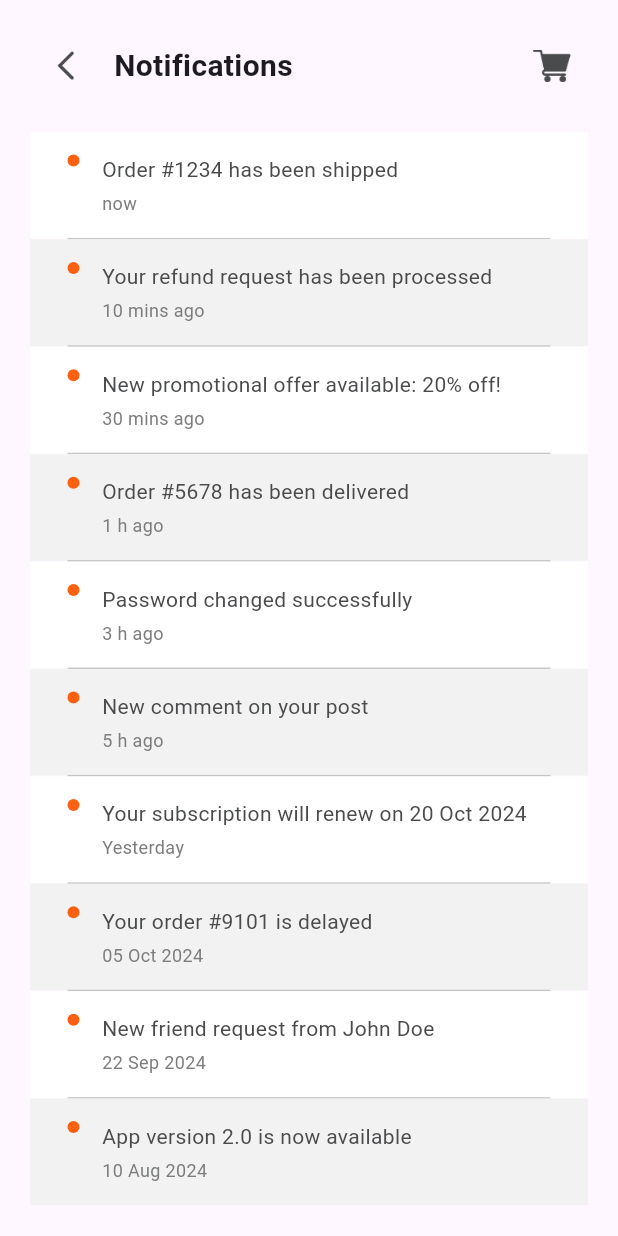
After one commit to asm2212/jegoli, a Flutter app: the NotificationsScreen screen opened directly, on a phone screen of 412 x 824 dp. The commit adds this screen. Run offline on Flutter 3.47's test engine with Material 3 defaults, Android fonts, the phone set to English and light mode, and no system bars; our stand-ins replace flutter_rating_bar, image_picker; missing offline and left inert: otp_pin_field; Roboto replaces fonts that are missing (Metropolis).

Commit message:
update NotificationsScreen with diverse notifications, improved UI, and better time format

```diff
--- a/lib/screens/more/more_screen.dart
+++ b/lib/screens/more/more_screen.dart
@@ -1,6 +1,8 @@
 import 'package:flutter/material.dart';
 import 'package:jegoli/common/color_extension.dart';
+import 'package:jegoli/screens/more/notificationsscreen.dart';
 import 'package:jegoli/screens/more/payment_details_screen.dart';
+import 'package:jegoli/screens/more/placeholder_screen.dart';
 
 
 class MoreScreen extends StatefulWidget {
@@ -24,14 +26,14 @@ class _MoreScreenState extends State<MoreScreen> {
       "name": "My Orders",
       "image": "assets/images/more_my_order.png",
       "base": 0,
-      // "screen": const MyOrdersScreen(), // Define this screen
+    "screen": const PlaceholderScreen(),// Define this screen
     },
     {
       "index": "3",
       "name": "Notifications",
       "image": "assets/images/more_notification.png",
       "base": 15,
-      // "screen": const NotificationsScreen(), // Define this screen
+      "screen": const NotificationsScreen(), // Define this screen
     },
     {
       "index": "4",
--- /dev/null
+++ b/lib/screens/more/notificationsscreen.dart
@@ -0,0 +1,135 @@
+import 'package:flutter/material.dart';
+import 'package:jegoli/common/color_extension.dart';
+
+class NotificationsScreen extends StatefulWidget {
+  const NotificationsScreen({super.key});
+
+  @override
+  State<NotificationsScreen> createState() => _NotificationsScreenState();
+}
+
+class _NotificationsScreenState extends State<NotificationsScreen> {
+  List notificationArr = [
+ {"title": "Order #1234 has been shipped", "time": "now"},
+  {"title": "Your refund request has been processed", "time": "10 mins ago"},
+  {"title": "New promotional offer available: 20% off!", "time": "30 mins ago"},
+  {"title": "Order #5678 has been delivered", "time": "1 h ago"},
+  {"title": "Password changed successfully", "time": "3 h ago"},
+  {"title": "New comment on your post", "time": "5 h ago"},
+  {"title": "Your subscription will renew on 20 Oct 2024", "time": "Yesterday"},
+  {"title": "Your order #9101 is delayed", "time": "05 Oct 2024"},
+  {"title": "New friend request from John Doe", "time": "22 Sep 2024"},
+  {"title": "App version 2.0 is now available", "time": "10 Aug 2024"},
+  ];
+
+  @override
+  Widget build(BuildContext context) {
+    return Scaffold(
+      body: Padding(
+        padding: const EdgeInsets.symmetric(vertical: 20, horizontal: 20),
+        child: Column(
+          crossAxisAlignment: CrossAxisAlignment.start,
+          children: [
+            Row(
+              children: [
+                IconButton(
+                  onPressed: () {
+                    Navigator.pop(context);
+                  },
+                  icon: Image.asset(
+                    "assets/images/btn_back.png",
+                    width: 20,
+                    height: 20,
+                  ),
+                ),
+                const SizedBox(width: 8),
+                const Expanded(
+                  child: Text(
+                    "Notifications",
+                    style: TextStyle(
+                      fontSize: 20,
+                      fontWeight: FontWeight.bold,
+                    ),
+                    overflow: TextOverflow.ellipsis,
+                  ),
+                ),
+                IconButton(
+                  onPressed: () {
+                    // Implement shopping cart functionality
+                  },
+                  icon: Image.asset(
+                    "assets/images/shopping_cart.png",
+                    width: 25,
+                    height: 25,
+                  ),
+                ),
+              ],
+            ),
+            const SizedBox(height: 20),
+            Expanded(
+              child: ListView.separated(
+                itemCount: notificationArr.length,
+                separatorBuilder: (context, index) => Divider(
+                  endIndent: 25,
+                  indent: 25,
+                  color: ColorExtension.secondaryText.withOpacity(0.4),
+                  height: 0.6,
+                ),
+                itemBuilder: ((context, index) {
+                  var cObj = notificationArr[index] as Map? ?? {};
+                  return Container(
+                    decoration: BoxDecoration(
+                      color: index % 2 == 0
+                          ? ColorExtension.white
+                          : ColorExtension.textfield,
+                    ),
+                    padding:
+                        const EdgeInsets.symmetric(vertical: 15, horizontal: 25),
+                    child: Row(
+                      crossAxisAlignment: CrossAxisAlignment.start,
+                      children: [
+                        Container(
+                          width: 8,
+                          height: 8,
+                          decoration: BoxDecoration(
+                            borderRadius: BorderRadius.circular(4),
+                            color: ColorExtension.primary,
+                          ),
+                        ),
+                        const SizedBox(width: 15),
+                        Expanded(
+                          child: Column(
+                            crossAxisAlignment: CrossAxisAlignment.start,
+                            children: [
+                              Text(
+                                cObj['title'] ?? '',
+                                style: TextStyle(
+                                  color: ColorExtension.primaryText,
+                                  fontSize: 14,
+                                  fontWeight: FontWeight.w400,
+                                ),
+                              ),
+                              const SizedBox(height: 4),
+                              Text(
+                                cObj['time'] ?? '',
+                                style: TextStyle(
+                                  color: ColorExtension.secondaryText,
+                                  fontSize: 12,
+                                  fontWeight: FontWeight.w400,
+                                ),
+                              ),
+                            ],
+                          ),
+                        ),
+                      ],
+                    ),
+                  );
+                }),
+              ),
+            ),
+          ],
+        ),
+      ),
+    );
+  }
+}
--- /dev/null
+++ b/lib/screens/more/placeholder_screen.dart
@@ -0,0 +1,15 @@
+import 'package:flutter/material.dart';
+
+class PlaceholderScreen extends StatelessWidget {
+  const PlaceholderScreen({super.key});
+
+  @override
+  Widget build(BuildContext context) {
+    return Scaffold(
+      appBar: AppBar(title: const Text('Coming Soon')),
+      body: const Center(
+        child: Text('This feature is under development.'),
+      ),
+    );
+  }
+}
```
